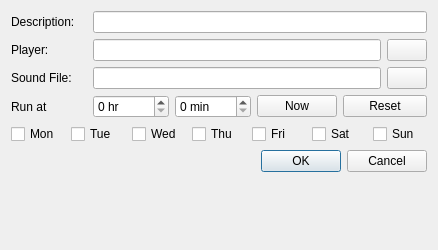
Before: the Qt Designer form src/alarmdialog.ui in loimu/zeit, drawn with Qt 5.
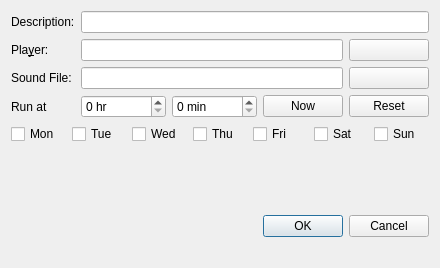
After: the same form once the commit is applied.

Commit message: zeit: update AlarmDialog, remove size constraints

Patch:
```diff
--- a/src/alarmdialog.ui
+++ b/src/alarmdialog.ui
@@ -6,79 +6,72 @@
    <rect>
     <x>0</x>
     <y>0</y>
-    <width>438</width>
-    <height>250</height>
+    <width>440</width>
+    <height>268</height>
    </rect>
   </property>
   <property name="windowTitle">
    <string>Dialog</string>
   </property>
   <layout class="QGridLayout" name="gridLayout">
-   <item row="0" column="0" colspan="2">
-    <widget class="QLabel" name="label">
-     <property name="text">
-      <string>Description:</string>
-     </property>
-    </widget>
-   </item>
-   <item row="0" column="2" colspan="8">
-    <widget class="QLineEdit" name="lineEditComment">
-     <property name="clearButtonEnabled">
-      <bool>true</bool>
-     </property>
-    </widget>
-   </item>
-   <item row="1" column="0" colspan="2">
+   <item row="1" column="0">
     <widget class="QLabel" name="label_2">
      <property name="text">
-      <string>Player:</string>
+      <string>Pla&amp;yer:</string>
      </property>
-    </widget>
-   </item>
-   <item row="1" column="2" colspan="7">
-    <widget class="QLineEdit" name="lineEditPlayer">
-     <property name="clearButtonEnabled">
-      <bool>true</bool>
+     <property name="buddy">
+      <cstring>lineEditPlayer</cstring>
      </property>
     </widget>
    </item>
-   <item row="1" column="9">
-    <widget class="QPushButton" name="pushButtonPlayer">
-     <property name="text">
-      <string notr="true"/>
-     </property>
-    </widget>
-   </item>
-   <item row="2" column="0" colspan="2">
+   <item row="2" column="0">
     <widget class="QLabel" name="label_3">
      <property name="text">
       <string>Sound File:</string>
      </property>
-    </widget>
-   </item>
-   <item row="2" column="2" colspan="7">
-    <widget class="QLineEdit" name="lineEditSoundFile">
-     <property name="clearButtonEnabled">
-      <bool>true</bool>
+     <property name="buddy">
+      <cstring>lineEditSoundFile</cstring>
      </property>
     </widget>
    </item>
-   <item row="2" column="9">
-    <widget class="QPushButton" name="pushButtonSoundFile">
+   <item row="0" column="0">
+    <widget class="QLabel" name="label">
      <property name="text">
-      <string notr="true"/>
+      <string>Description:</string>
+     </property>
+     <property name="buddy">
+      <cstring>lineEditComment</cstring>
      </property>
     </widget>
    </item>
-   <item row="3" column="0" colspan="2">
+   <item row="3" column="0">
     <widget class="QLabel" name="label_4">
      <property name="text">
       <string>Run at</string>
      </property>
     </widget>
    </item>
-   <item row="3" column="2" colspan="2">
+   <item row="5" column="0">
+    <spacer name="verticalSpacer">
+     <property name="orientation">
+      <enum>Qt::Vertical</enum>
+     </property>
+     <property name="sizeHint" stdset="0">
+      <size>
+       <width>20</width>
+       <height>40</height>
+      </size>
+     </property>
+    </spacer>
+   </item>
+   <item row="3" column="1">
     <widget class="QSpinBox" name="spinBoxHour">
+     <property name="sizePolicy">
+      <sizepolicy hsizetype="MinimumExpanding" vsizetype="Fixed">
+       <horstretch>0</horstretch>
+       <verstretch>0</verstretch>
+      </sizepolicy>
+     </property>
      <property name="suffix">
       <string> hr</string>
      </property>
@@ -87,8 +80,14 @@
      </property>
     </widget>
    </item>
-   <item row="3" column="4" colspan="2">
+   <item row="3" column="2">
     <widget class="QSpinBox" name="spinBoxMinute">
+     <property name="sizePolicy">
+      <sizepolicy hsizetype="MinimumExpanding" vsizetype="Fixed">
+       <horstretch>0</horstretch>
+       <verstretch>0</verstretch>
+      </sizepolicy>
+     </property>
      <property name="suffix">
       <string> min</string>
      </property>
@@ -97,21 +96,21 @@
      </property>
     </widget>
    </item>
-   <item row="3" column="6" colspan="2">
+   <item row="3" column="3">
     <widget class="QPushButton" name="pushButtonCurrent">
      <property name="text">
       <string>Now</string>
      </property>
     </widget>
    </item>
-   <item row="3" column="8" colspan="2">
+   <item row="3" column="4">
     <widget class="QPushButton" name="pushButtonReset">
      <property name="text">
       <string>Reset</string>
      </property>
     </widget>
    </item>
-   <item row="4" column="0" colspan="10">
+   <item row="4" column="0" colspan="5">
     <layout class="QHBoxLayout" name="horizontalLayout">
      <item>
       <widget class="QCheckBox" name="checkBoxMon">
@@ -164,7 +163,7 @@
      </item>
     </layout>
    </item>
-   <item row="5" column="0" colspan="10">
+   <item row="6" column="0" colspan="5">
     <widget class="QDialogButtonBox" name="buttonBox">
      <property name="orientation">
       <enum>Qt::Horizontal</enum>
@@ -174,13 +173,48 @@
      </property>
     </widget>
    </item>
-   <item row="6" column="0" colspan="10">
+   <item row="7" column="0" colspan="5">
     <widget class="QLabel" name="errorLabel">
      <property name="text">
       <string/>
      </property>
     </widget>
    </item>
+   <item row="2" column="4">
+    <widget class="QPushButton" name="pushButtonSoundFile">
+     <property name="text">
+      <string notr="true"/>
+     </property>
+    </widget>
+   </item>
+   <item row="1" column="4">
+    <widget class="QPushButton" name="pushButtonPlayer">
+     <property name="text">
+      <string notr="true"/>
+     </property>
+    </widget>
+   </item>
+   <item row="2" column="1" colspan="3">
+    <widget class="QLineEdit" name="lineEditSoundFile">
+     <property name="clearButtonEnabled">
+      <bool>true</bool>
+     </property>
+    </widget>
+   </item>
+   <item row="1" column="1" colspan="3">
+    <widget class="QLineEdit" name="lineEditPlayer">
+     <property name="clearButtonEnabled">
+      <bool>true</bool>
+     </property>
+    </widget>
+   </item>
+   <item row="0" column="1" colspan="4">
+    <widget class="QLineEdit" name="lineEditComment">
+     <property name="clearButtonEnabled">
+      <bool>true</bool>
+     </property>
+    </widget>
+   </item>
   </layout>
  </widget>
  <resources/>
```
Left out of the diff: 18 changed lines with no effect on the pictures. The commit also changes 1 other file.
